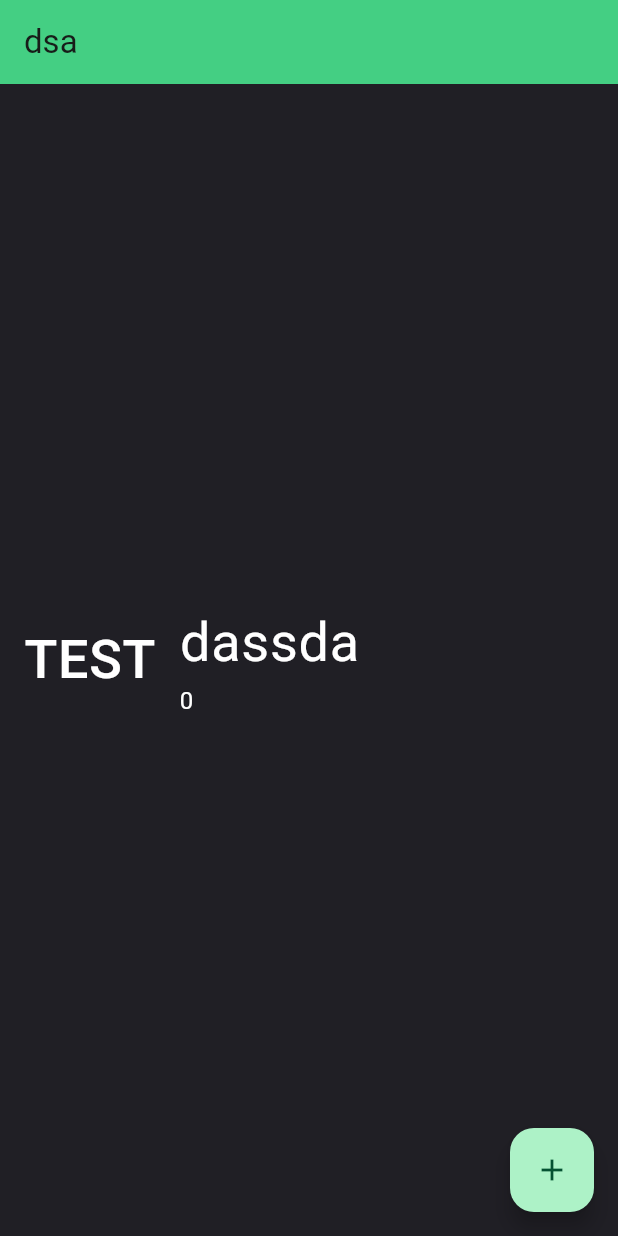
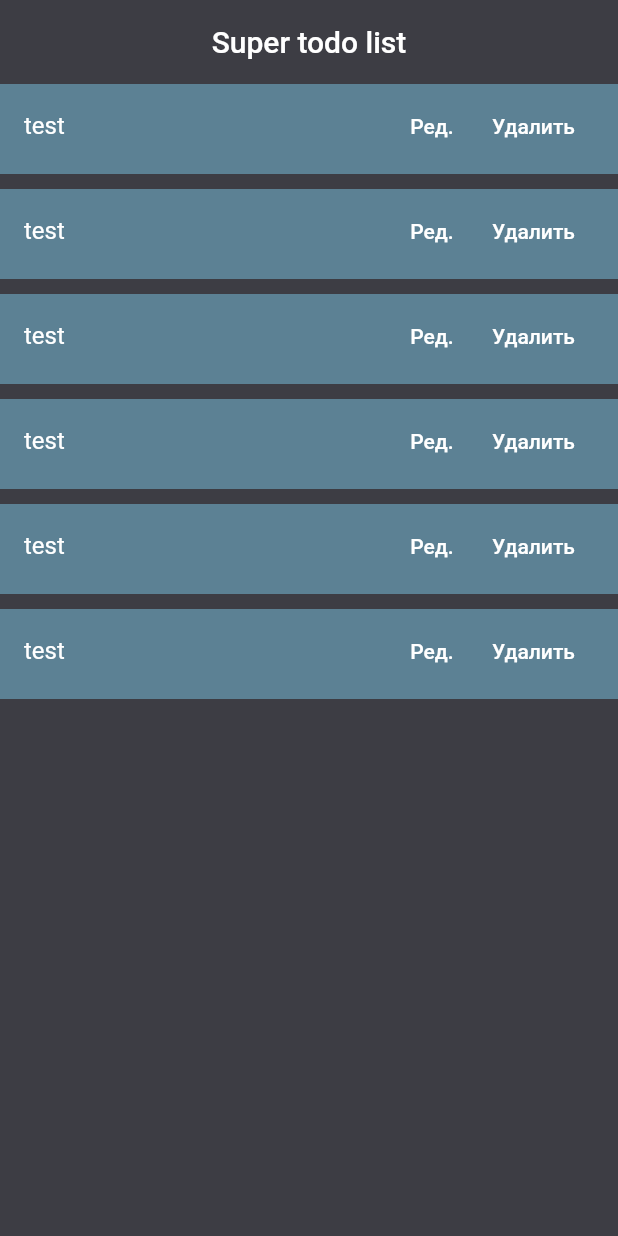
Before and after one commit to VladKnyaz/todoInFlutter, a Flutter app: the screen it shows after launch, on a phone screen of 412 x 824 dp. Run offline on Flutter 3.47's test engine with Material 2 defaults, Android fonts, the phone set to English and light mode, and no system bars.

Commit message:
Update main.dart

```diff
--- a/lib/main.dart
+++ b/lib/main.dart
@@ -1,71 +1,112 @@
 import 'package:flutter/material.dart';
 
 void main() {
-  runApp(const MyApp());
+  runApp(const MaterialApp(
+    title: "Todo List",
+    home: AppWidget(),
+  ));
 }
 
-class MyApp extends StatelessWidget {
-  const MyApp({super.key});
+class AppWidget extends StatelessWidget {
+  const AppWidget({super.key});
 
-  // This widget is the root of your application.
   @override
   Widget build(BuildContext context) {
-    return MaterialApp(
-      title: 'Flutter FSDFKHJASDFHJADSHJK',
-      theme: ThemeData(
-          colorScheme: ColorScheme.fromSeed(
-              seedColor: const Color.fromARGB(255, 135, 255, 189)),
-          primaryColor: const Color.fromARGB(255, 67, 156, 129),
-          scaffoldBackgroundColor: const Color.fromARGB(255, 32, 31, 37),
-          useMaterial3: true,
-          textTheme: const TextTheme()),
-      home: const MyHomePage(title: "dsa"),
+    return Scaffold(
+        appBar: AppBar(centerTitle: true,
+            title: const Text("Super todo list"),
+            backgroundColor: const Color.fromRGBO(61, 61, 68, 1),
+            elevation: 0,
+        ),
+        backgroundColor: const Color.fromRGBO(61, 61, 68, 1),
+        body: ListView.builder(
+          itemCount: 6,
+          itemBuilder: (BuildContext context, int index) {
+            return ItemWidget(key: super.key, itemname: "dasdsas");
+          },
+        ),
     );
   }
 }
 
-class MyHomePage extends StatefulWidget {
-  const MyHomePage({super.key, required this.title});
+// class _AppWidgetState
 
-  final String title;
+class ItemWidget extends StatelessWidget {
+  String itemname = "";
 
-  @override
-  State<MyHomePage> createState() => _MyHomePageState();
-}
-
-class _MyHomePageState extends State<MyHomePage> {
-  int _counter = 0;
-
-  void _incrementCounter() {
-    setState(() {
-      _counter++;
-    });
-    print("dsadsdas");
-  }
+  ItemWidget({super.key, required this.itemname});
 
   @override
   Widget build(BuildContext context) {
-    TextStyle dass() => TextStyle(color: Colors.white, fontSize: 36);
+    // return TextButton(
+    //     onPressed: () => {},
+    //     // child: Text(itemname, style: const TextStyle(color: Colors.white),
+    //     child: Container(
+    //         height: 50,
+    //         // width: 50,
+    //         decoration: const BoxDecoration(color: Colors.blueAccent),
+    //         child: const Center(
+    //             child: Text("test", style: TextStyle(color: Colors.white))
+    //         ),
+    //     ),
+    // );
+    return Container(
+          margin: const EdgeInsets.only(bottom: 10),
+          height: 60,
+          // decoration: const BoxDecoration(color: Color(0xff6d86dcff)),
+          child: ListTile(
+              tileColor: const Color(0xff6d86dcff),
+              title: const Text("test", style: TextStyle(color: Colors.white)),
+              trailing: Container(
+                  width: 140,
+                  child: Row(
+                    children: [
+                      TextButton(onPressed: ()=>{
+                        print("54qew")
+                      }, child: const Text("Ред.", style: TextStyle(color: Colors.white))),
 
-    return Scaffold(
-      appBar: AppBar(
-        backgroundColor: const Color.fromARGB(255, 68, 207, 131),
-        title: Text(widget.title),
-      ),
-      body: Center(
-          child: ListTile(
-        leading: const Text("TEST",
-            style: TextStyle(color: Colors.white, fontSize: 36)),
-        title: const Text("dassda",
-            style: TextStyle(color: Colors.white, fontSize: 36)),
-        subtitle: Text('$_counter',
-            style: const TextStyle(color: Colors.white, fontSize: 16)),
-      )),
-      floatingActionButton: FloatingActionButton(
-        onPressed: _incrementCounter,
-        tooltip: 'Increment',
-        child: const Icon(Icons.add),
-      ), // This trailing comma makes auto-formatting nicer for build methods.
-    );
+                      TextButton(onPressed: ()=>{
+                        showDialog(context: context, builder: (context) {
+                          return  SimpleDialog(
+                              title: const Text("Ред.", style: TextStyle(color: Colors.lime)),
+                              children: [
+                                Container(margin: const EdgeInsets.all(26), width: 150,child: TextField(
+                                    onChanged: (v) => print(v),
+                                    decoration: const InputDecoration(
+                                      labelText: 'Enter Name',
+                                      border: OutlineInputBorder(),
+                                    )),
+                                ),
+                                TextButton(onPressed: () {
+                                  print("hello");
+                                }, child: const Text("Изменить", style: TextStyle(color: Colors.lime)))
+                              ],
+                          );
+                        })
+
+                      }, child: const Text("Удалить", style: TextStyle(color: Colors.white))),
+
+                    ],
+                  ),
+
+              ),
+
+        ),
+      );
   }
 }
+
+
+// Row(
+// children: [
+// const Text("0", style: TextStyle(color: Colors.white)),
+//
+// TextButton(onPressed: ()=>{
+// print("54qew")
+// }, child: const Text("Удалить", style: TextStyle(color: Colors.white))),
+// TextButton(onPressed: ()=>{
+// print("54qew")
+// }, child: const Text("Удалить", style: TextStyle(color: Colors.white))),
+//
+// ],
+// ),
```
